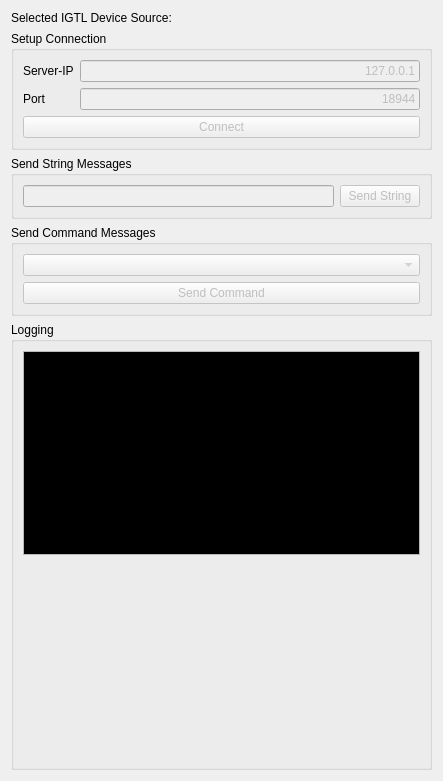
Above: Modules/OpenIGTLinkUI/Qmitk/QmitkIGTLDeviceSourceManagementWidgetControls.ui from MITK/MITK before the change. Below: the same form after it.
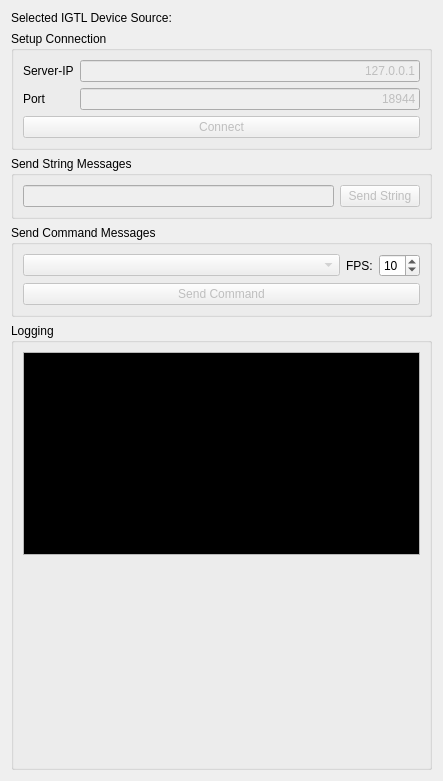
That is the form after the change.

What changed in the file:
```diff
--- a/Modules/OpenIGTLinkUI/Qmitk/QmitkIGTLDeviceSourceManagementWidgetControls.ui
+++ b/Modules/OpenIGTLinkUI/Qmitk/QmitkIGTLDeviceSourceManagementWidgetControls.ui
@@ -155,6 +155,8 @@
      </property>
      <layout class="QVBoxLayout" name="verticalLayout">
       <item>
+       <layout class="QHBoxLayout" name="horizontalLayout">
+        <item>
        <widget class="QComboBox" name="commandsComboBox">
         <property name="enabled">
          <bool>false</bool>
@@ -163,6 +165,34 @@
          <string>Choose Command Message Type</string>
         </property>
        </widget>
+        </item>
+        <item>
+         <widget class="QLabel" name="label_2">
+          <property name="sizePolicy">
+           <sizepolicy hsizetype="Maximum" vsizetype="Preferred">
+            <horstretch>0</horstretch>
+            <verstretch>0</verstretch>
+           </sizepolicy>
+          </property>
+          <property name="text">
+           <string>FPS:</string>
+          </property>
+         </widget>
+        </item>
+        <item>
+         <widget class="QSpinBox" name="fpsSpinBox">
+          <property name="sizePolicy">
+           <sizepolicy hsizetype="Maximum" vsizetype="Fixed">
+            <horstretch>0</horstretch>
+            <verstretch>0</verstretch>
+           </sizepolicy>
+          </property>
+          <property name="value">
+           <number>10</number>
+          </property>
+         </widget>
+        </item>
+       </layout>
       </item>
       <item>
        <widget class="QPushButton" name="butSendCommand">
```
Lines whose indentation alone changed are shown as unchanged.
